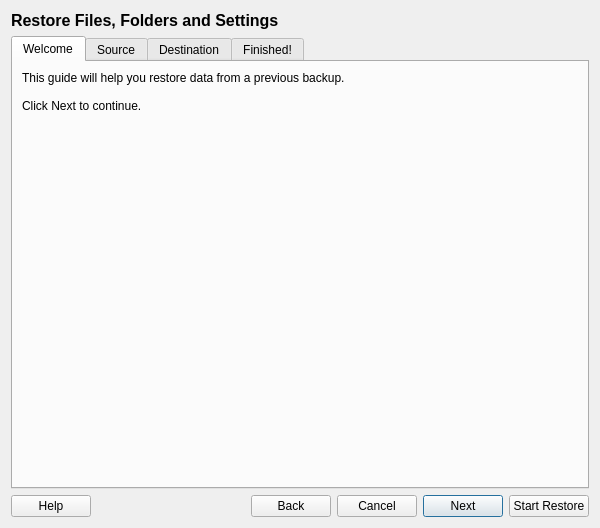
The window that data/ui/restore.ui (stewartadam/fwbackups) describes before a commit, drawn with Qt 5.
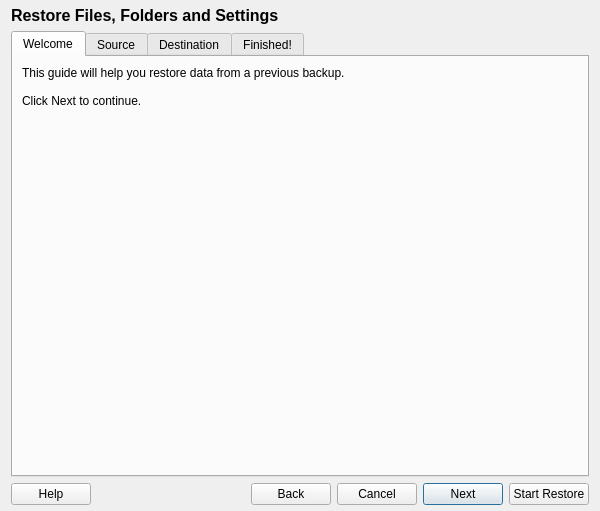
The same window after the commit. Icons and pictures are not drawn. Custom widgets are drawn as their Qt base class.

Patch:
```diff
--- a/data/ui/restore.ui
+++ b/data/ui/restore.ui
@@ -7,7 +7,7 @@
     <x>0</x>
     <y>0</y>
     <width>600</width>
-    <height>528</height>
+    <height>511</height>
    </rect>
   </property>
   <property name="minimumSize">
@@ -24,6 +24,12 @@
     <normaloff>:/program-icons/program-icons/undo.png</normaloff>:/program-icons/program-icons/undo.png</iconset>
   </property>
   <layout class="QVBoxLayout" name="verticalLayout">
+   <property name="topMargin">
+    <number>6</number>
+   </property>
+   <property name="bottomMargin">
+    <number>6</number>
+   </property>
    <item>
     <widget class="QLabel" name="headerLabel">
      <property name="sizePolicy">
```
